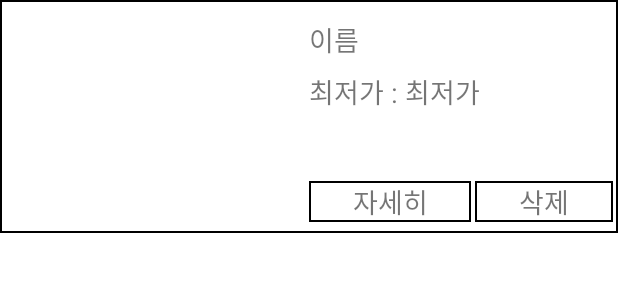
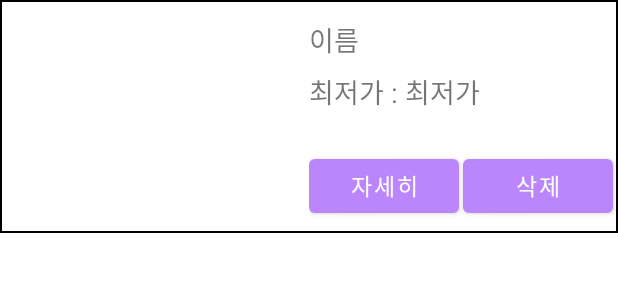
Before and after one commit to bCheol/SimpleShoppingKt, an Android app: the layout item_basket.xml on its own in the app's theme, with its tools: preview values and no code run, on a phone screen of 412 x 824 dp. Shown: the top 300 px of the screen. Run offline under Robolectric (Android 15) with nearby library versions, the phone set to English and light mode, and no system bars.

Commit message:
textViewChange

```diff
--- a/app/src/main/java/com/example/simpleshoppingkt/AdapterBasket.kt
+++ b/app/src/main/java/com/example/simpleshoppingkt/AdapterBasket.kt
@@ -5,6 +5,7 @@ import android.net.Uri
 import android.view.LayoutInflater
 import android.view.View
 import android.view.ViewGroup
+import android.widget.Button
 import android.widget.ImageView
 import android.widget.TextView
 import androidx.recyclerview.widget.RecyclerView
@@ -20,8 +21,8 @@ class AdapterBasket : RecyclerView.Adapter<AdapterBasket.ViewHolder>(), BasketDe
         val title: TextView
         val imageView: ImageView
         val lprice: TextView
-        val shopBtn: TextView
-        val basketDeleteBtn: TextView
+        val shopBtn: Button
+        val basketDeleteBtn: Button
 
         init {
             title = itemView.findViewById(R.id.title)
--- a/app/src/main/java/com/example/simpleshoppingkt/AdapterSearch.kt
+++ b/app/src/main/java/com/example/simpleshoppingkt/AdapterSearch.kt
@@ -7,6 +7,7 @@ import android.os.Looper
 import android.view.LayoutInflater
 import android.view.View
 import android.view.ViewGroup
+import android.widget.Button
 import android.widget.ImageView
 import android.widget.TextView
 import android.widget.Toast
@@ -21,8 +22,8 @@ class AdapterSearch : RecyclerView.Adapter<AdapterSearch.ViewHolder>(){
         val title: TextView
         val imageView: ImageView
         val lprice: TextView
-        val shopBtn: TextView
-        val basketAddBtn: TextView
+        val shopBtn: Button
+        val basketAddBtn: Button
         var toast: Toast
         init {
              title = itemView.findViewById(R.id.title)
--- a/app/src/main/res/layout/item_basket.xml
+++ b/app/src/main/res/layout/item_basket.xml
@@ -67,28 +67,27 @@
             android:layout_marginBottom="7dp"
             android:orientation="horizontal">
             <!-- 자세히 -->
-            <TextView
-                android:layout_width="wrap_content"
+            <Button
+                android:layout_width="0dp"
                 android:layout_height="wrap_content"
                 android:layout_weight="1"
                 android:gravity="center"
                 android:id="@+id/shopBtn"
                 android:layout_marginEnd="1.5dp"
-                android:background="@drawable/edge"
                 android:text="자세히"
-                android:textSize="18sp"/>
+                android:textSize="15sp"
+                />
             <!-- 삭제 -->
-            <TextView
-                android:layout_width="wrap_content"
+            <Button
+                android:layout_width="0dp"
                 android:layout_height="wrap_content"
                 android:layout_weight="1"
                 android:gravity="center"
                 android:id="@+id/basketDeleteBtn"
                 android:layout_marginStart="1.5dp"
                 android:layout_marginEnd="3dp"
-                android:background="@drawable/edge"
                 android:text="삭제"
-                android:textSize="18sp"/>
+                android:textSize="15sp" />
         </LinearLayout>
     </LinearLayout>
 </LinearLayout>
```
Also changed, not shown: app/src/main/res/layout/item_search.xml (+6 -8 lines).
